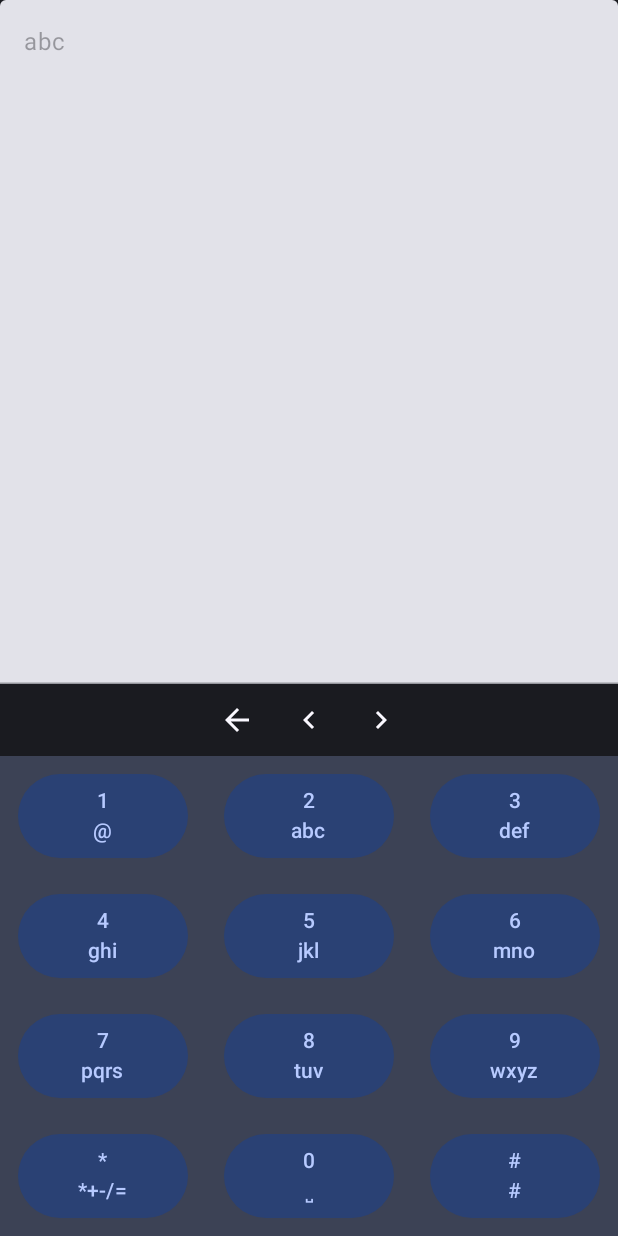
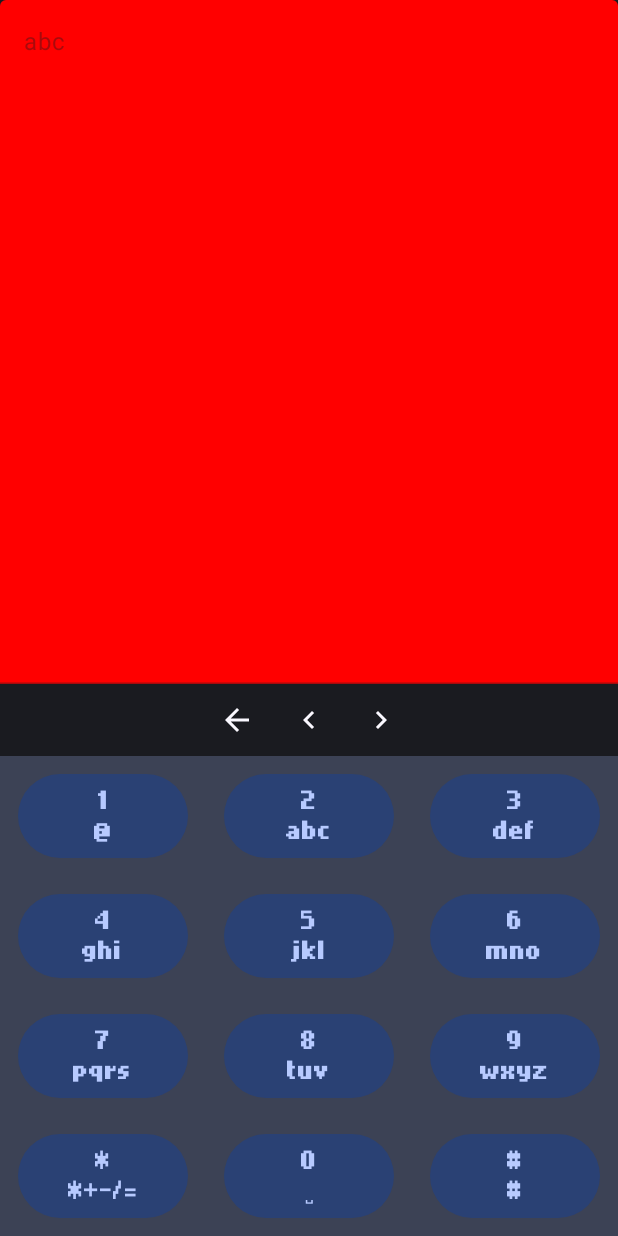
Before and after one commit to MatLeg25/RetroKeyboard, an Android app built with Jetpack Compose: the screen it shows after launch (MainActivity), on a phone screen of 412 x 824 dp. Run offline under Robolectric (Android 15) with nearby library versions, the phone set to English and light mode, and no system bars.

Commit message:
update font

```diff
--- a/app/src/main/java/com/example/retrokeyboard/Config.kt
+++ b/app/src/main/java/com/example/retrokeyboard/Config.kt
@@ -1,6 +1,11 @@
 package com.example.retrokeyboard
 
+import androidx.compose.ui.text.font.Font
+import androidx.compose.ui.text.font.FontFamily
+
 object Config {
+
+    val fontNokia3310 = FontFamily(Font(R.font.nokiafc22))
 
     val COLUMNS_NUMBER = 3
     val INPUT_ACTIVE_MS = 1000L
--- a/app/src/main/java/com/example/retrokeyboard/components/CustomKeyboard.kt
+++ b/app/src/main/java/com/example/retrokeyboard/components/CustomKeyboard.kt
@@ -13,11 +13,13 @@ import androidx.compose.material.icons.Icons
 import androidx.compose.material.icons.automirrored.filled.ArrowBack
 import androidx.compose.material.icons.automirrored.filled.KeyboardArrowLeft
 import androidx.compose.material.icons.automirrored.filled.KeyboardArrowRight
+import androidx.compose.material3.ExperimentalMaterial3Api
 import androidx.compose.material3.Icon
 import androidx.compose.material3.IconButton
 import androidx.compose.material3.MaterialTheme
 import androidx.compose.material3.Text
 import androidx.compose.material3.TextField
+import androidx.compose.material3.TextFieldDefaults
 import androidx.compose.runtime.Composable
 import androidx.compose.runtime.getValue
 import androidx.compose.runtime.mutableIntStateOf
@@ -26,11 +28,16 @@ import androidx.compose.runtime.remember
 import androidx.compose.runtime.setValue
 import androidx.compose.ui.Alignment
 import androidx.compose.ui.Modifier
+import androidx.compose.ui.graphics.Color
 import androidx.compose.ui.platform.LocalConfiguration
 import androidx.compose.ui.res.stringResource
+import androidx.compose.ui.text.TextStyle
 import androidx.compose.ui.text.capitalize
+import androidx.compose.ui.text.font.Font
+import androidx.compose.ui.text.font.FontFamily
 import androidx.compose.ui.text.intl.Locale
 import androidx.compose.ui.unit.dp
+import androidx.compose.ui.unit.sp
 import com.example.retrokeyboard.Config
 import com.example.retrokeyboard.KeyboardContract
 import com.example.retrokeyboard.R
@@ -81,13 +88,17 @@ fun CustomKeyboard(
     ) {
         Column(verticalArrangement = Arrangement.SpaceBetween) {
             TextField(
+                modifier = Modifier.fillMaxWidth().weight(1f),
                 value = text,
                 onValueChange = { text = it },
                 label = { Text(label) },
                 enabled = false,
-                modifier = Modifier
-                    .fillMaxWidth()
-                    .weight(1f)
+                textStyle = TextStyle.Default.copy(fontFamily = Config.fontNokia3310, fontSize = 16.sp),
+                colors = TextFieldDefaults.colors(
+                    focusedContainerColor = Color.Red,
+                    unfocusedContainerColor = Color.Red,
+                    disabledContainerColor = Color.Red,
+                ),
             )
             //Keyboard support buttons
             Row(
--- a/app/src/main/java/com/example/retrokeyboard/components/Key.kt
+++ b/app/src/main/java/com/example/retrokeyboard/components/Key.kt
@@ -9,6 +9,7 @@ import androidx.compose.ui.Alignment
 import androidx.compose.ui.Modifier
 import androidx.compose.ui.text.style.TextOverflow
 import androidx.compose.ui.tooling.preview.Preview
+import com.example.retrokeyboard.Config
 import com.example.retrokeyboard.enums.KeyboardMode
 import com.example.retrokeyboard.extensions.formatText
 
@@ -34,6 +35,7 @@ fun Key(
                 color =
                     if (selectedChar == symbol) MaterialTheme.colorScheme.onPrimary
                     else MaterialTheme.colorScheme.inversePrimary,
+                fontFamily = Config.fontNokia3310
                 )
             Chars(chars = chars, selectedChar = selectedChar, keyboardMode = keyboardMode)
         }
@@ -86,6 +88,7 @@ fun KeyChars(
     Text(
         text = text.joinToString("").formatText(keyboardMode),
         color = if (isSelected) MaterialTheme.colorScheme.onPrimary else MaterialTheme.colorScheme.inversePrimary,
+        fontFamily = Config.fontNokia3310,
         maxLines = 1,
         overflow = TextOverflow.Clip
     )
```
Also changed, not shown: app/src/main/res/font/nokiafc22.ttf (added).
